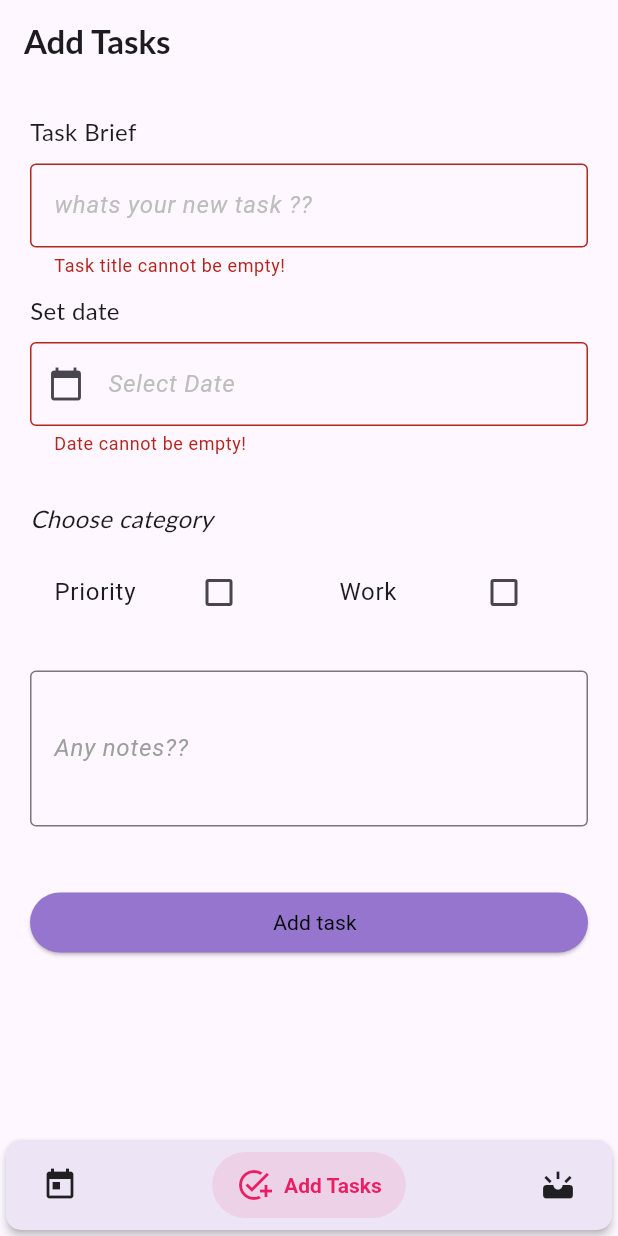
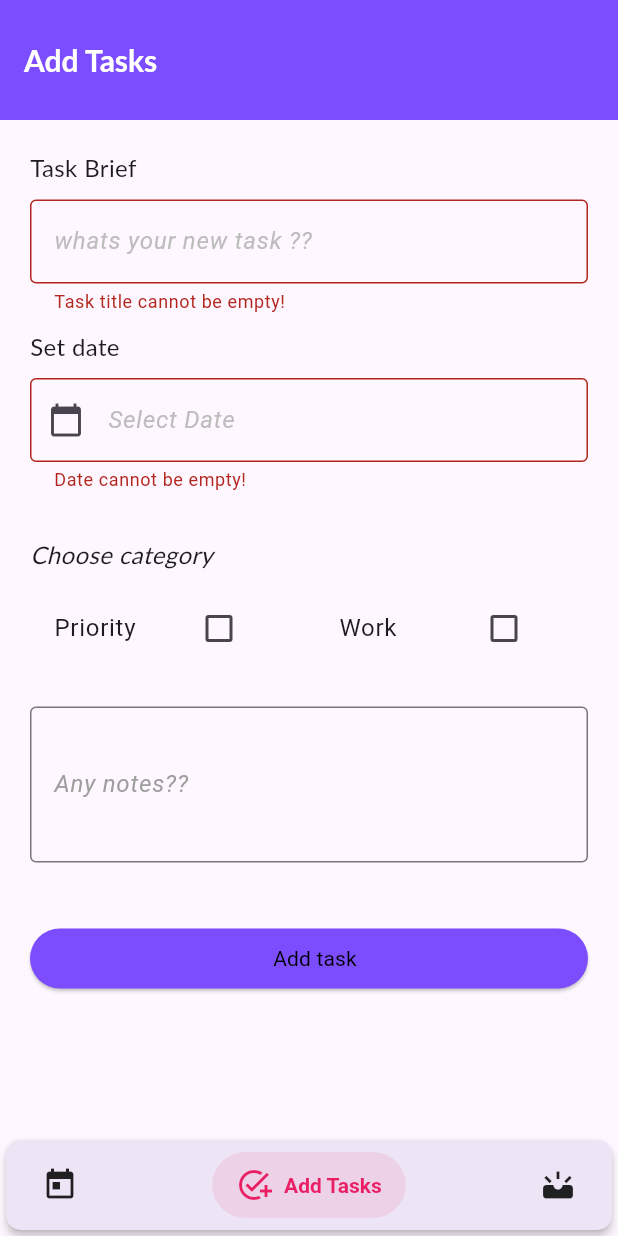
Before and after one commit to Digila6/todo_app, a Flutter app: the screen it shows after launch, item 2 of the bottom bar chosen, after a tap on "Add task", on a phone screen of 412 x 824 dp. Run offline on Flutter 3.47's test engine with Material 3 defaults, Android fonts, the phone set to English and light mode, and no system bars; drawn by our look-alikes of salomon_bottom_bar; our stand-ins replace sqflite, sqflite_common_ffi_web; accounts and stored records are empty; network calls fail.

Commit message:
errors fixed

```diff
--- a/lib/controller/all_tasks_controller.dart
+++ b/lib/controller/all_tasks_controller.dart
@@ -14,7 +14,6 @@ class AllTasksController with ChangeNotifier {
 
   Future<void> getAllData() async {
     allTasks = await DatabaseHelper.fetchDataFromDb();
-
     notifyListeners();
   }
 
--- a/lib/controller/today_controller.dart
+++ b/lib/controller/today_controller.dart
@@ -1,6 +1,7 @@
 import 'dart:developer';
 
 import 'package:flutter/material.dart';
+import 'package:intl/intl.dart';
 
 import 'package:to_do/controller/add_todo_controller.dart';
 import 'package:to_do/database/database_helper.dart';
@@ -8,6 +9,7 @@ import 'package:to_do/global_widgets/curved_btn.dart';
 
 class TodayController with ChangeNotifier {
   List<Map> todayTaskList = [];
+  List<Map> todayTaskListComp = [];
 
   //checkbox updation
   bool? checkboxFlag;
@@ -20,18 +22,26 @@ class TodayController with ChangeNotifier {
   int completedCount = 0;
 
   Future<void> getData() async {
+    String currentdate= DateFormat('dd-MM-yyyy').format(DateTime.now());
    await  DatabaseHelper.initDb();
-    todayTaskList = await DatabaseHelper.fetchDataFromDbTodo();
-    if(todayTaskList.isEmpty){
-
-    }
+    todayTaskList = await DatabaseHelper.fetchDataFromDbTodo(currentdate);
+    // if(todayTaskList.isEmpty){
+    //   todoCount=0;
+    // }
+    // todoCount=todayTaskList.length;
 
     notifyListeners();
   }
 
   Future<void> getDataCompleted() async {
+    String currentdate= DateFormat('dd-MM-yyyy').format(DateTime.now());
     await DatabaseHelper.initDb();
-    todayTaskList = await DatabaseHelper.fetchDataFromDbCompl();
+    todayTaskList = await DatabaseHelper.fetchDataFromDbCompl(currentdate);
+      todayTaskListComp = await DatabaseHelper.fetchDataFromDbCompl(currentdate);
+    // if(todayTaskList.isEmpty){
+    //   completedCount=0;
+    // }
+    // completedCount=todayTaskListComp.length;
     notifyListeners();
   }
 
@@ -83,9 +93,11 @@ class TodayController with ChangeNotifier {
 
   Future<void> getTodoCount() async {
     log("task count fn called");
-    await DatabaseHelper.getCount();
+    todoCount=todayTaskList.length;
+    completedCount=todayTaskList.length;
+     await DatabaseHelper.getCount();
     todoCount = DatabaseHelper.todoCOunt;
-    completedCount = DatabaseHelper.completedCount;
+     completedCount = DatabaseHelper.completedCount;
     notifyListeners();
   }
 
--- a/lib/database/database_helper.dart
+++ b/lib/database/database_helper.dart
@@ -1,6 +1,7 @@
 import 'dart:developer';
 
 import 'package:flutter/foundation.dart';
+import 'package:intl/intl.dart';
 import 'package:path/path.dart';
 import 'package:sqflite/sqflite.dart';
 import 'package:sqflite_common_ffi_web/sqflite_ffi_web.dart';
@@ -93,9 +94,10 @@ class DatabaseHelper {
     return todoList;
   }
 
-  static Future<List<Map>> fetchDataFromDbTodo() async {
+  static Future<List<Map>> fetchDataFromDbTodo(String currentdate) async {
     todoList = await database.rawQuery(
-      "SELECT * FROM Note WHERE status = 'todo'",
+      "SELECT * FROM Note WHERE status = 'todo'AND date LIKE ?",
+      [currentdate],
     );
     log(todoList.toString());
     return todoList;
@@ -110,9 +112,11 @@ class DatabaseHelper {
     return todoList;
   }
 
-  static Future<List<Map>> fetchDataFromDbCompl() async {
+  static Future<List<Map>> fetchDataFromDbCompl(String currentdate) async {
+
     todoList = await database.rawQuery(
-      "SELECT * FROM Note WHERE status = 'completed'",
+      "SELECT * FROM Note WHERE status = 'completed'AND date LIKE ?",
+      [currentdate],
     );
     log(todoList.toString());
     return todoList;
@@ -126,11 +130,12 @@ class DatabaseHelper {
   }
 
   static Future<void> getCount() async {
+    String currentdate= DateFormat('dd-MM-yyyy').format(DateTime.now());
     List<Map<String, dynamic>> taskList = await database.rawQuery(
-      "SELECT COUNT(*) as count FROM Note WHERE status = 'todo'",
+      "SELECT COUNT(*) as count FROM Note WHERE status = 'todo'AND date LIKE ?",[currentdate]
     );
     List<Map<String, dynamic>> taskComplList = await database.rawQuery(
-      "SELECT COUNT(*) as count FROM Note WHERE status = 'completed'",
+      "SELECT COUNT(*) as count FROM Note WHERE status = 'completed'AND date LIKE ?",[currentdate]
     );
     todoCOunt =
         taskList.isNotEmpty && taskList.first["count"] != null
--- a/lib/main.dart
+++ b/lib/main.dart
@@ -8,8 +8,8 @@ import 'package:to_do/controller/today_controller.dart';
 import 'package:to_do/database/database_helper.dart';
 import 'package:to_do/view/home/home.dart';
 
-Future <void> main() async {
-   WidgetsFlutterBinding.ensureInitialized();
+Future<void> main() async {
+  WidgetsFlutterBinding.ensureInitialized();
 
   await DatabaseHelper.initDb();
 
@@ -27,9 +27,24 @@ class MyApp extends StatelessWidget {
         ChangeNotifierProvider(create: (context) => AddTodoController()),
         ChangeNotifierProvider(create: (context) => TodayController()),
         ChangeNotifierProvider(create: (context) => AllTasksController()),
-         ChangeNotifierProvider(create: (context) => EditTaskController()),
+        ChangeNotifierProvider(create: (context) => EditTaskController()),
       ],
-      child: MaterialApp(debugShowCheckedModeBanner: false, home: Home()),
+      child: MaterialApp(
+        theme: ThemeData(
+          appBarTheme: AppBarTheme(
+            toolbarHeight: 80,
+            backgroundColor: Colors.deepPurpleAccent,
+            titleTextStyle: TextStyle(
+              color: Colors.white,
+              fontFamily: "Lato",
+              fontSize: 20,
+              fontWeight: FontWeight.bold,
+            ),
+          ),
+        ),
+        debugShowCheckedModeBanner: false,
+        home: Home(),
+      ),
     );
   }
 }
--- a/lib/view/add_todo/add_todo.dart
+++ b/lib/view/add_todo/add_todo.dart
@@ -156,7 +156,7 @@ class _AddTodoState extends State<AddTodo> {
                                 btnText: "Add task",
                                 horizontal: 5,
                                 vertical: 5,
-                                bg: ColorConstants.primary,
+                                bg: Colors.deepPurpleAccent,
                                 onClick: () async {
                                   if (provider.validateForm(formKey)) {
                                     value.showLoading();
--- a/lib/view/today/today_screen.dart
+++ b/lib/view/today/today_screen.dart
@@ -92,7 +92,24 @@ class _TodayScreenState extends State<TodayScreen> {
                     child: Column(
                       spacing: 20,
                       mainAxisAlignment: MainAxisAlignment.center,
-                      children: [Text("To do"), Text("${provider.todoCount}")],
+                      children: [
+                        Text(
+                          "To do",
+                          style: TextStyle(
+                            fontFamily: "Lato",
+                            fontSize: 14,
+                            fontWeight: FontWeight.bold,
+                          ),
+                        ),
+                        Text(
+                          "${provider.todoCount}",
+                          style: TextStyle(
+                            fontFamily: "Lato",
+                            fontSize: 14,
+                            fontWeight: FontWeight.bold,
+                          ),
+                        ),
+                      ],
                     ),
                   ),
                 ),
@@ -106,7 +123,7 @@ class _TodayScreenState extends State<TodayScreen> {
                     constraints: BoxConstraints(minHeight: 100, minWidth: 100),
                     padding: EdgeInsets.all(20),
                     decoration: BoxDecoration(
-                      color: Colors.green.shade200,
+                      color: Colors.white,
                       borderRadius: BorderRadius.circular(20),
                       boxShadow: [
                         BoxShadow(
@@ -120,8 +137,22 @@ class _TodayScreenState extends State<TodayScreen> {
                       spacing: 20,
                       mainAxisAlignment: MainAxisAlignment.center,
                       children: [
-                        Text("Completed"),
-                        Text("${provider.completedCount}"),
+                        Text(
+                          "Completed",
+                          style: TextStyle(
+                            fontFamily: "Lato",
+                            fontSize: 14,
+                            fontWeight: FontWeight.bold,
+                          ),
+                        ),
+                        Text(
+                          "${provider.completedCount}",
+                          style: TextStyle(
+                            fontFamily: "Lato",
+                            fontSize: 14,
+                            fontWeight: FontWeight.bold,
+                          ),
+                        ),
                       ],
                     ),
                   ),
```
Also changed, not shown: lib/controller/edit_task_controller.dart (+7 -6 lines), lib/view/all_tasks/all_tasks.dart (+9 -4 lines), lib/view/edit_task/edit_task.dart (+7 -5 lines).
